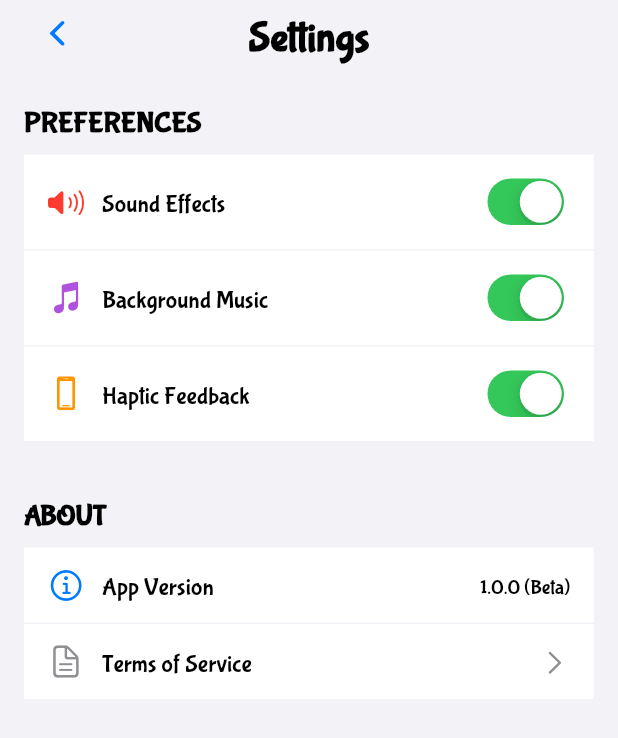
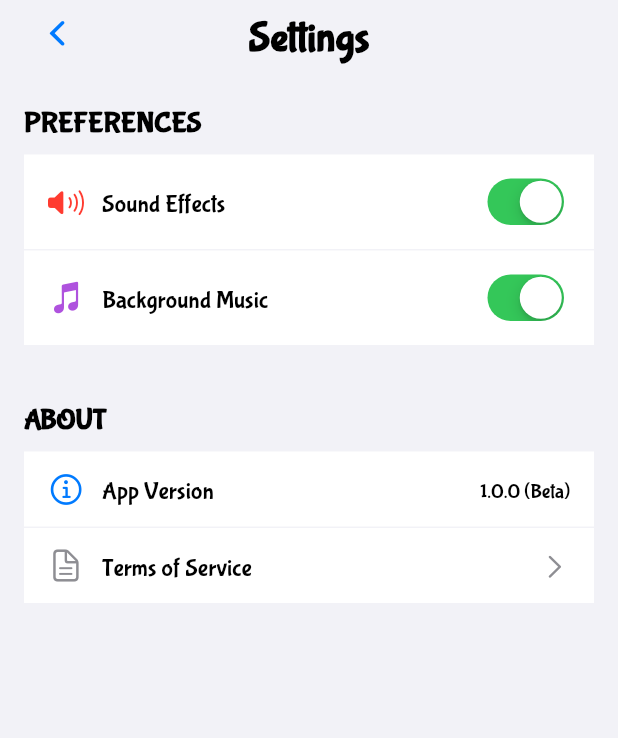
Before and after one commit to wiktorzakmateusz/games_app, a Flutter app: the AppSettingsPage screen opened by its route, on a phone screen of 412 x 824 dp. Shown: the top 738 px of the screen. Run offline on Flutter 3.47's test engine with Material 3 defaults, Android fonts, the phone set to English and light mode, and no system bars; our stand-ins replace audioplayers, cloud_firestore, dartz, equatable, firebase_auth, firebase_core and 4 more; accounts and stored records are empty; network calls fail.

Commit message:
eliminated haptic feedback setting

```diff
--- a/lib/core/services/settings_service.dart
+++ b/lib/core/services/settings_service.dart
@@ -3,7 +3,6 @@ import 'package:shared_preferences/shared_preferences.dart';
 class SettingsService {
   static const String _soundEffectsKey = 'sound_effects';
   static const String _backgroundMusicKey = 'background_music';
-  static const String _hapticFeedbackKey = 'haptic_feedback';
 
   final SharedPreferences _prefs;
 
@@ -21,12 +20,6 @@ class SettingsService {
     await _prefs.setBool(_backgroundMusicKey, enabled);
   }
 
-  // Haptic Feedback
-  bool get hapticFeedbackEnabled => _prefs.getBool(_hapticFeedbackKey) ?? true;
-  Future<void> setHapticFeedback(bool enabled) async {
-    await _prefs.setBool(_hapticFeedbackKey, enabled);
-  }
-
   // Initialize
   static Future<SettingsService> getInstance() async {
     final prefs = await SharedPreferences.getInstance();
--- a/lib/pages/app_settings_page.dart
+++ b/lib/pages/app_settings_page.dart
@@ -1,5 +1,4 @@
 import 'package:flutter/cupertino.dart';
-import 'package:flutter/services.dart';
 import 'package:games_app/widgets/app_text.dart';
 import 'package:games_app/widgets/navigation/navigation_bars.dart';
 import '../core/services/settings_service.dart';
@@ -18,7 +17,6 @@ class _AppSettingsPageState extends State<AppSettingsPage> {
 
   bool _soundEffects = true;
   bool _backgroundMusic = true;
-  bool _hapticFeedback = true;
   bool _isLoading = true;
 
   @override
@@ -34,37 +32,19 @@ class _AppSettingsPageState extends State<AppSettingsPage> {
     setState(() {
       _soundEffects = _settingsService.soundEffectsEnabled;
       _backgroundMusic = _settingsService.backgroundMusicEnabled;
-      _hapticFeedback = _settingsService.hapticFeedbackEnabled;
       _isLoading = false;
     });
   }
 
   Future<void> _toggleSoundEffects(bool value) async {
-    if (_hapticFeedback) {
-      HapticFeedback.lightImpact();
-    }
-
     setState(() => _soundEffects = value);
     await _settingsService.setSoundEffects(value);
   }
 
   Future<void> _toggleBackgroundMusic(bool value) async {
-    if (_hapticFeedback) {
-      HapticFeedback.lightImpact();
-    }
-
     setState(() => _backgroundMusic = value);
     await _settingsService.setBackgroundMusic(value);
     await _audioService.onBackgroundMusicSettingChanged(value);
-  }
-
-  Future<void> _toggleHapticFeedback(bool value) async {
-    if (value) {
-      HapticFeedback.lightImpact();
-    }
-
-    setState(() => _hapticFeedback = value);
-    await _settingsService.setHapticFeedback(value);
   }
 
   @override
@@ -107,17 +87,6 @@ class _AppSettingsPageState extends State<AppSettingsPage> {
                             title: 'Background Music',
                             value: _backgroundMusic,
                             onChanged: _toggleBackgroundMusic,
-                          ),
-
-                          const SizedBox(height: 1),
-
-                          // Haptic Feedback Toggle
-                          _buildSettingTile(
-                            icon: CupertinoIcons.device_phone_portrait,
-                            iconColor: CupertinoColors.systemOrange,
-                            title: 'Haptic Feedback',
-                            value: _hapticFeedback,
-                            onChanged: _toggleHapticFeedback,
                           ),
 
                           const SizedBox(height: 32),
```
